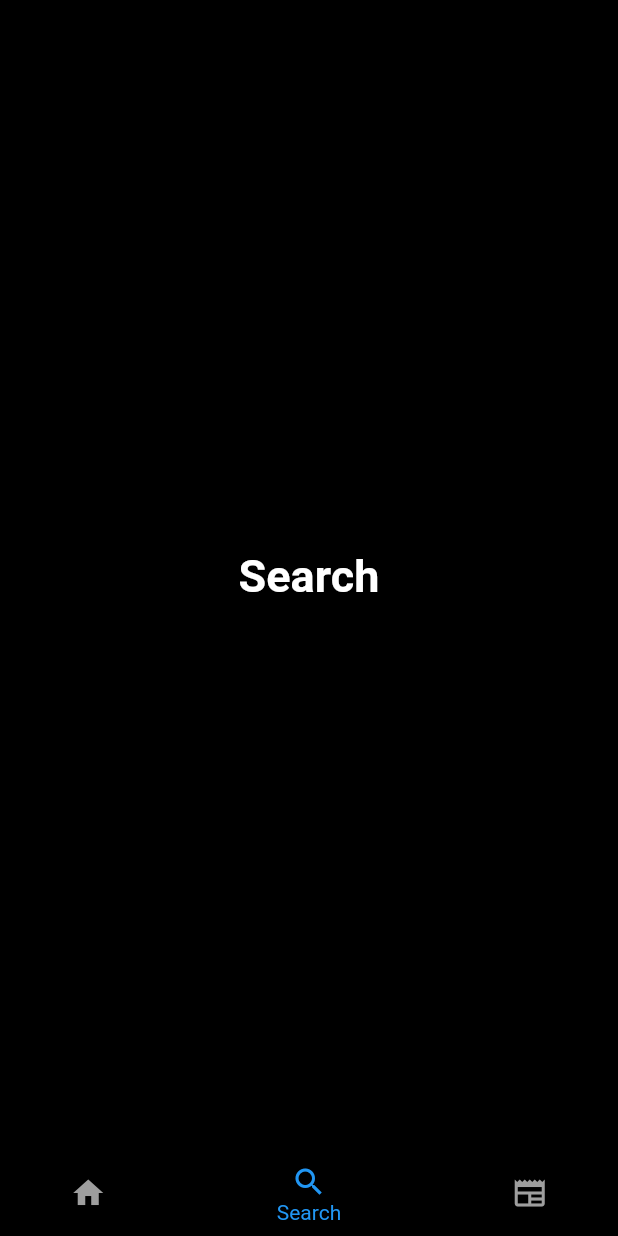
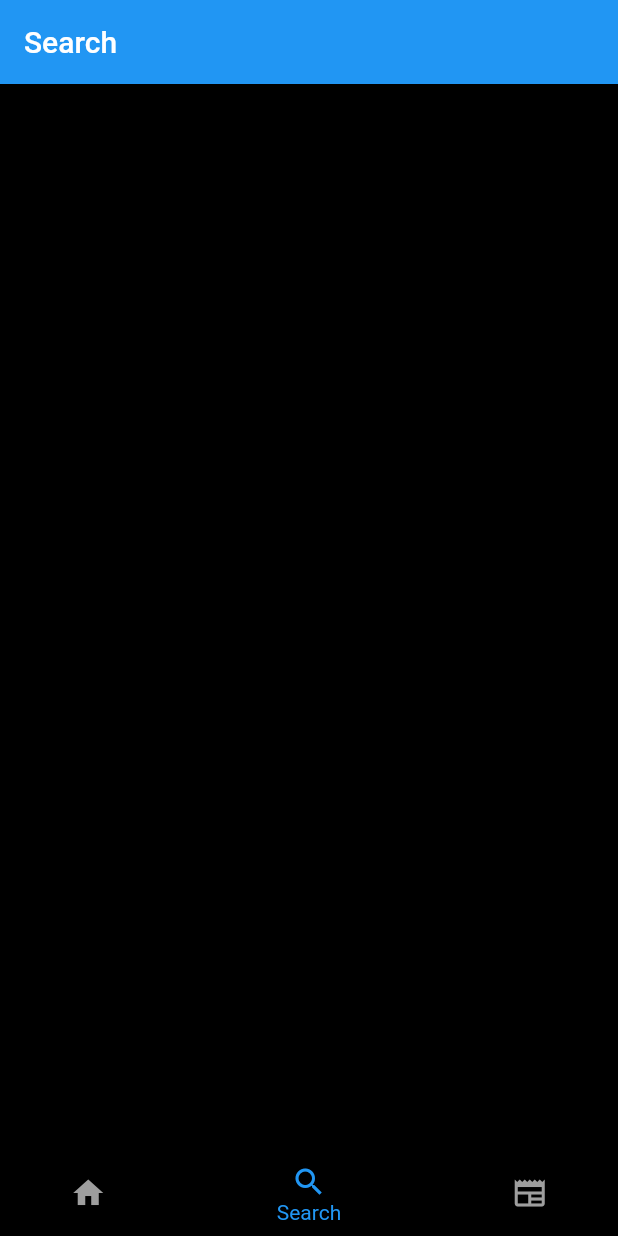
Before and after one commit to MJSSA/digital-library-mobile, a Flutter app: the screen it shows after launch, item 2 of the bottom bar chosen, on a phone screen of 412 x 824 dp. Run offline on Flutter 3.47's test engine with Material 2 defaults, Android fonts, the phone set to English and light mode, and no system bars.

Commit message:
Add search app bar (#23)

```diff
--- a/mjssa_digital_library/lib/screens/search_screen.dart
+++ b/mjssa_digital_library/lib/screens/search_screen.dart
@@ -1,15 +1,22 @@
 import 'package:flutter/material.dart';
 
-class SearchScreen extends StatelessWidget {
+class SearchScreen extends StatefulWidget {
   const SearchScreen({super.key});
 
   @override
+  State<SearchScreen> createState() => _SearchScreenState();
+}
+
+class _SearchScreenState extends State<SearchScreen> {
+
+  @override
   Widget build(BuildContext context) {
-    return const Center(
-      child: Text(
-        'Search',
-        style: TextStyle(
-          fontSize: 30, fontWeight: FontWeight.bold, color: Colors.white),
-    ));
+    return Scaffold(
+      appBar: AppBar(
+        title: const Text(
+          'Search'
+        ),
+      ),
+    );
   }
 }
```
